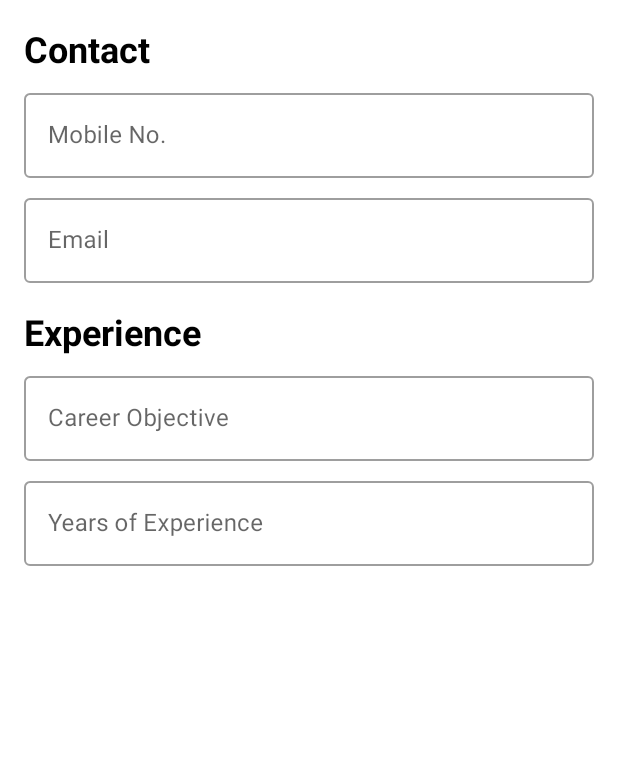
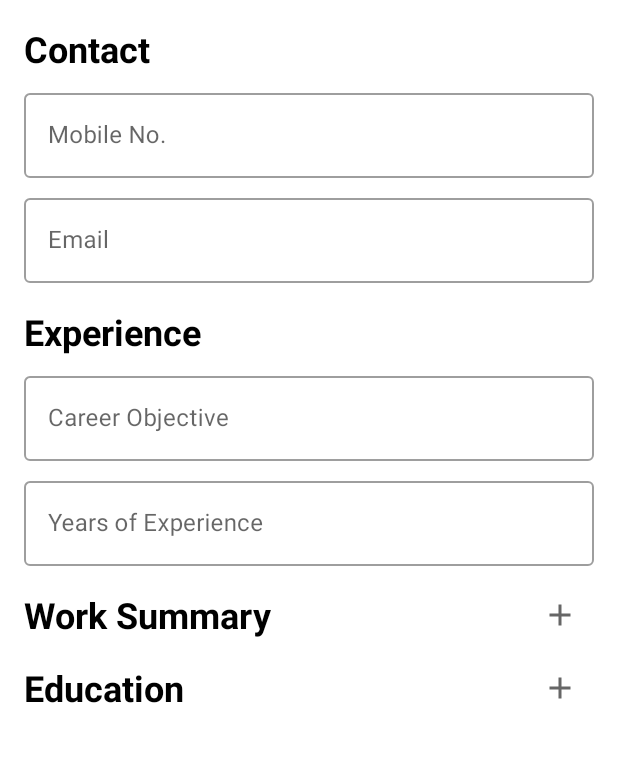
Before and after one commit to NutdanaiVankrua/AnyMindResume, an Android app: the screen it shows after launch (AnyMindResumeActivity), after a tap on "Example", on a phone screen of 412 x 824 dp, the part 300-1062 px from its top. Run offline under Robolectric (Android 15) with nearby library versions, the phone set to English and light mode, and no system bars.

Commit message:
feature: resume form screen introduce generate button view holder

```diff
--- a/app/src/main/java/com/example/anymindresume/screen/resume/detail/ResumeDetailRecyclerViewAdapter.kt
+++ b/app/src/main/java/com/example/anymindresume/screen/resume/detail/ResumeDetailRecyclerViewAdapter.kt
@@ -5,9 +5,11 @@ import android.view.ViewGroup
 import androidx.recyclerview.widget.DiffUtil
 import androidx.recyclerview.widget.ListAdapter
 import androidx.recyclerview.widget.RecyclerView
+import com.example.anymindresume.databinding.ViewHolderFormGenerateBinding
 import com.example.anymindresume.databinding.ViewHolderFormInputBinding
 import com.example.anymindresume.databinding.ViewHolderFormSectionTitleBinding
 import com.example.anymindresume.screen.resume.detail.view.holders.ResumeFormInputViewHolder
+import com.example.anymindresume.screen.resume.detail.view.holders.ResumeFormSectionGenerateViewHolder
 import com.example.anymindresume.screen.resume.detail.view.holders.ResumeFormSectionViewHolder
 
 class ResumeDetailRecyclerViewAdapter : ListAdapter<ResumeForm, RecyclerView.ViewHolder>(DiffCallback()) {
@@ -24,7 +26,8 @@ class ResumeDetailRecyclerViewAdapter : ListAdapter<ResumeForm, RecyclerView.Vie
 
     enum class ViewHolderType(val rawValue: Int) {
         SECTION(0),
-        INPUT(1)
+        INPUT(1),
+        GENERATE(2)
     }
 
     override fun onCreateViewHolder(parent: ViewGroup, viewType: Int): RecyclerView.ViewHolder {
@@ -37,6 +40,10 @@ class ResumeDetailRecyclerViewAdapter : ListAdapter<ResumeForm, RecyclerView.Vie
             ViewHolderType.INPUT.rawValue -> {
                 val binding = ViewHolderFormInputBinding.inflate(inflater, parent, false)
                 ResumeFormInputViewHolder(binding)
+            }
+            ViewHolderType.GENERATE.rawValue -> {
+                val binding = ViewHolderFormGenerateBinding.inflate(inflater, parent, false)
+                ResumeFormSectionGenerateViewHolder(binding)
             }
             else -> TODO("not yet implemented")
         }
@@ -52,6 +59,10 @@ class ResumeDetailRecyclerViewAdapter : ListAdapter<ResumeForm, RecyclerView.Vie
                 val item = getItem(position) as? ResumeForm.Input ?: return
                 holder.bind(item = item)
             }
+            is ResumeFormSectionGenerateViewHolder -> {
+                val item = getItem(position) as? ResumeForm.Generate ?: return
+                holder.bind(item = item)
+            }
         }
     }
 
@@ -59,6 +70,7 @@ class ResumeDetailRecyclerViewAdapter : ListAdapter<ResumeForm, RecyclerView.Vie
         return when (getItem(position)) {
             is ResumeForm.Input -> ViewHolderType.INPUT.rawValue
             is ResumeForm.Section -> ViewHolderType.SECTION.rawValue
+            is ResumeForm.Generate -> ViewHolderType.GENERATE.rawValue
         }
     }
 
--- a/app/src/main/java/com/example/anymindresume/screen/resume/detail/ResumeDetailViewModel.kt
+++ b/app/src/main/java/com/example/anymindresume/screen/resume/detail/ResumeDetailViewModel.kt
@@ -20,6 +20,14 @@ class ResumeDetailViewModel : ViewModel() {
                 input = "",
                 hint = "Years of Experience",
                 type = ResumeForm.Input.Type.YEARS_OF_EXPERIENCE
+            ),
+            ResumeForm.Generate(
+                title = "Work Summary",
+                type = ResumeForm.Generate.Type.WORK_SUMMARY
+            ),
+            ResumeForm.Generate(
+                title = "Education",
+                type = ResumeForm.Generate.Type.EDUCATION
             )
         )
     }
--- a/app/src/main/java/com/example/anymindresume/screen/resume/detail/ResumeForm.kt
+++ b/app/src/main/java/com/example/anymindresume/screen/resume/detail/ResumeForm.kt
@@ -5,6 +5,7 @@ import android.text.InputType
 sealed class ResumeForm {
 
     data class Section(val title: String) : ResumeForm()
+
     data class Input(
         val input: String,
         val hint: String,
@@ -29,4 +30,16 @@ sealed class ResumeForm {
 
     }
 
+    data class Generate(
+        val title: String,
+        val type: Type
+    ) : ResumeForm() {
+
+        enum class Type {
+            WORK_SUMMARY,
+            EDUCATION
+        }
+
+    }
+
 }
--- /dev/null
+++ b/app/src/main/java/com/example/anymindresume/screen/resume/detail/view/holders/ResumeFormSectionGenerateViewHolder.kt
@@ -0,0 +1,15 @@
+package com.example.anymindresume.screen.resume.detail.view.holders
+
+import androidx.recyclerview.widget.RecyclerView
+import com.example.anymindresume.databinding.ViewHolderFormGenerateBinding
+import com.example.anymindresume.screen.resume.detail.ResumeForm
+
+class ResumeFormSectionGenerateViewHolder(
+    private val binding: ViewHolderFormGenerateBinding
+) : RecyclerView.ViewHolder(binding.root) {
+
+    fun bind(item: ResumeForm.Generate) {
+        binding.textView.text = item.title
+    }
+
+}
--- /dev/null
+++ b/app/src/main/res/layout/view_holder_form_generate.xml
@@ -0,0 +1,30 @@
+<?xml version="1.0" encoding="utf-8"?>
+<androidx.constraintlayout.widget.ConstraintLayout xmlns:android="http://schemas.android.com/apk/res/android"
+    xmlns:app="http://schemas.android.com/apk/res-auto"
+    xmlns:tools="http://schemas.android.com/tools"
+    android:layout_width="match_parent"
+    android:layout_height="wrap_content"
+    android:paddingTop="16dp">
+
+    <androidx.appcompat.widget.AppCompatTextView
+        android:id="@+id/text_view"
+        style="@style/SectionTitle"
+        android:layout_width="0dp"
+        android:layout_height="wrap_content"
+        app:layout_constraintBottom_toBottomOf="parent"
+        app:layout_constraintEnd_toStartOf="@+id/button_add"
+        app:layout_constraintStart_toStartOf="parent"
+        app:layout_constraintTop_toTopOf="parent"
+        tools:text="Work Summary" />
+
+    <androidx.appcompat.widget.AppCompatImageButton
+        android:id="@+id/button_add"
+        android:layout_width="45dp"
+        android:layout_height="0dp"
+        android:background="@android:color/transparent"
+        android:src="@drawable/ic_outline_add_24"
+        app:layout_constraintBottom_toBottomOf="parent"
+        app:layout_constraintEnd_toEndOf="parent"
+        app:layout_constraintTop_toTopOf="parent" />
+
+</androidx.constraintlayout.widget.ConstraintLayout>
```
